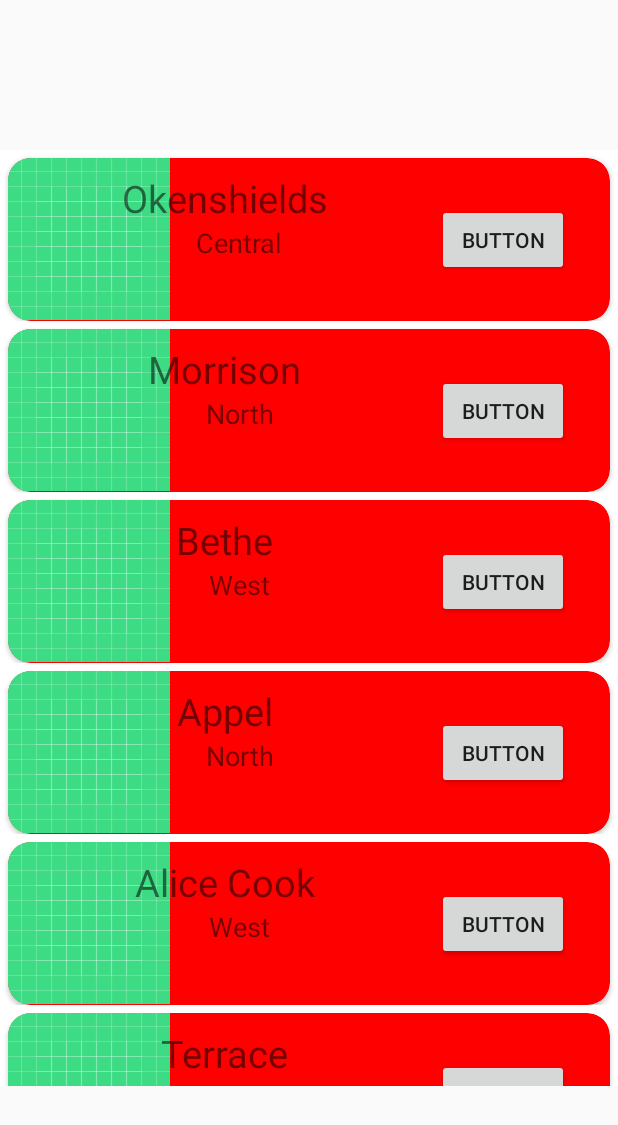
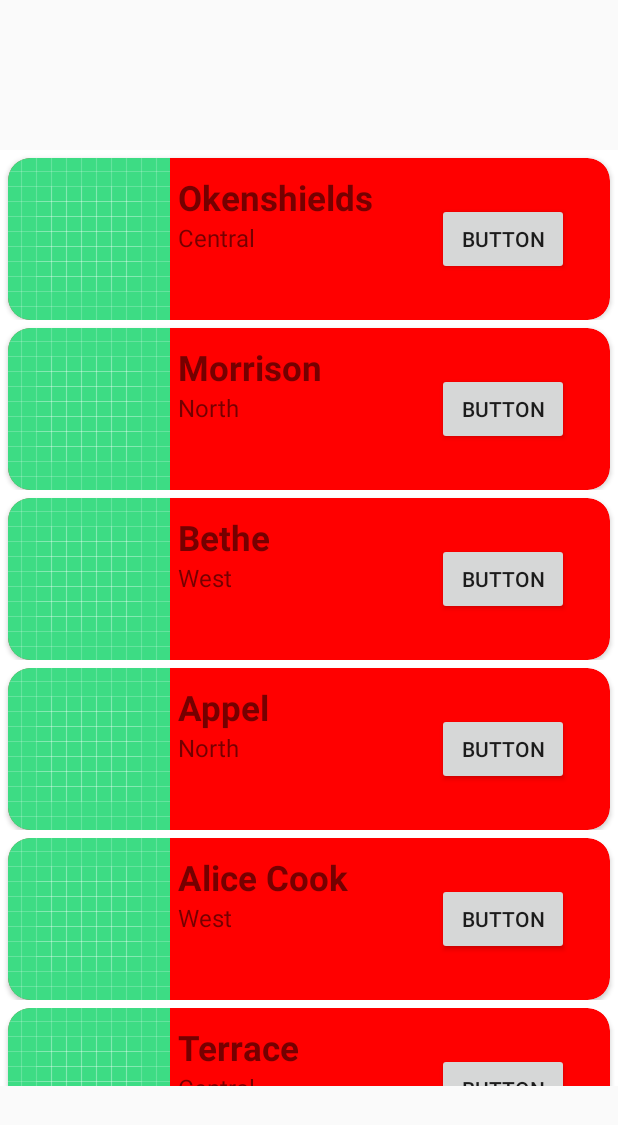
Before and after one commit to cejiogu/IthacaEats, an Android app built with Jetpack Compose: the screen it shows after launch (MainActivity), on a phone screen of 412 x 824 dp. Shown: the top 1125 px of the screen. Run offline under Robolectric (Android 15) with nearby library versions, the phone set to English and light mode, and no system bars.

Commit message:
Replace "description" with "location," right-align texts in xml, minor refactoring

```diff
--- a/frontend/app/src/main/java/com/example/ithacaeats/MainActivity.kt
+++ b/frontend/app/src/main/java/com/example/ithacaeats/MainActivity.kt
@@ -20,16 +20,16 @@ class MainActivity : ComponentActivity() {
         setContentView(R.layout.activity_main)
 
         val exampleRestaurants = listOf(
-            Restaurant(name = "Okenshields", description = "Central"),
-            Restaurant(name = "Morrison", description = "North"),
-            Restaurant(name = "Bethe", description = "West"),
-            Restaurant(name = "Appel", description = "North"),
-            Restaurant(name = "Alice Cook", description = "West"),
-            Restaurant(name = "Terrace", description = "Central"),
-            Restaurant(name = "Trillium", description = "Central"),
-            Restaurant(name = "Mattin's", description = "Central"),
-            Restaurant(name = "Becker", description = "West"),
-            Restaurant(name = "Zeus", description = "Central")
+            Restaurant(name = "Okenshields", location = "Central"),
+            Restaurant(name = "Morrison", location = "North"),
+            Restaurant(name = "Bethe", location = "West"),
+            Restaurant(name = "Appel", location = "North"),
+            Restaurant(name = "Alice Cook", location = "West"),
+            Restaurant(name = "Terrace", location = "Central"),
+            Restaurant(name = "Trillium", location = "Central"),
+            Restaurant(name = "Mattin's", location = "Central"),
+            Restaurant(name = "Becker", location = "West"),
+            Restaurant(name = "Zeus", location = "Central")
         )
 
         val recyclerView : RecyclerView = findViewById(R.id.recycler)
--- a/frontend/app/src/main/java/com/example/ithacaeats/Restaurant.kt
+++ b/frontend/app/src/main/java/com/example/ithacaeats/Restaurant.kt
@@ -2,5 +2,5 @@ package com.example.ithacaeats
 
 data class Restaurant (
     var name: String,
-    var description: String
+    var location: String,
 )
--- a/frontend/app/src/main/java/com/example/ithacaeats/RestaurantAdapter.kt
+++ b/frontend/app/src/main/java/com/example/ithacaeats/RestaurantAdapter.kt
@@ -14,8 +14,8 @@ class RestaurantAdapter(
 
     class RestaurantViewHolder(view: View): RecyclerView.ViewHolder(view) {
         val nameText : TextView = view.findViewById(R.id.nameText)
-        val descriptionText : TextView = view.findViewById(R.id.descriptionText)
-        val image : ImageView = view.findViewById(R.id.restaurantImage)
+        val locationText : TextView = view.findViewById(R.id.locationText)
+//        val image : ImageView = view.findViewById(R.id.restaurantImage)
         val button: Button = view.findViewById(R.id.button)
     }
 
@@ -27,7 +27,7 @@ class RestaurantAdapter(
     override fun onBindViewHolder(holder: RestaurantViewHolder, position: Int) {
         val restaurant : Restaurant = restaurantList[position]
         holder.nameText.text = restaurant.name
-        holder.descriptionText.text = restaurant.description
+        holder.locationText.text = restaurant.location
     }
 
     override fun getItemCount(): Int {
--- a/frontend/app/src/main/res/layout/restaurantcard.xml
+++ b/frontend/app/src/main/res/layout/restaurantcard.xml
@@ -41,26 +41,30 @@
                 android:id="@+id/nameText"
                 android:layout_width="wrap_content"
                 android:layout_height="wrap_content"
+                android:layout_marginStart="5dp"
+                android:layout_marginEnd="105dp"
                 android:layout_marginBottom="55dp"
-                android:layout_marginEnd="105dp"
-                android:text="Name"
-                android:textSize="25dp"
+                android:text="@string/nameText"
+                android:textSize="23sp"
+                android:textStyle="bold"
                 app:layout_constraintBottom_toBottomOf="parent"
-                app:layout_constraintTop_toTopOf="parent"
                 app:layout_constraintEnd_toStartOf="@+id/button"
+                app:layout_constraintHorizontal_bias="0.0"
                 app:layout_constraintStart_toEndOf="@+id/restaurantImage"
-                />
+                app:layout_constraintTop_toTopOf="parent" />
 
             <TextView
-                android:id="@+id/descriptionText"
+                android:id="@+id/locationText"
                 android:layout_width="wrap_content"
                 android:layout_height="wrap_content"
+                android:layout_marginStart="5dp"
                 android:layout_marginEnd="85dp"
                 android:layout_marginBottom="40dp"
-                android:text="Description"
-                android:textSize="18dp"
+                android:text="@string/locationText"
+                android:textSize="16sp"
                 app:layout_constraintBottom_toBottomOf="parent"
                 app:layout_constraintEnd_toStartOf="@+id/button"
+                app:layout_constraintHorizontal_bias="0.0"
                 app:layout_constraintStart_toEndOf="@+id/restaurantImage"
                 app:layout_constraintTop_toBottomOf="@+id/nameText"
                 app:layout_constraintVertical_bias="0.0" />
```
